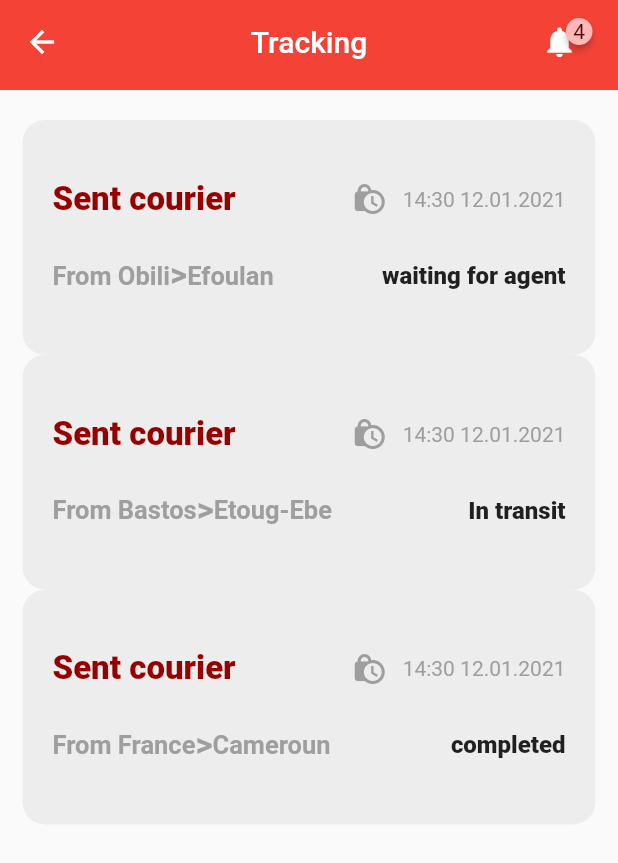
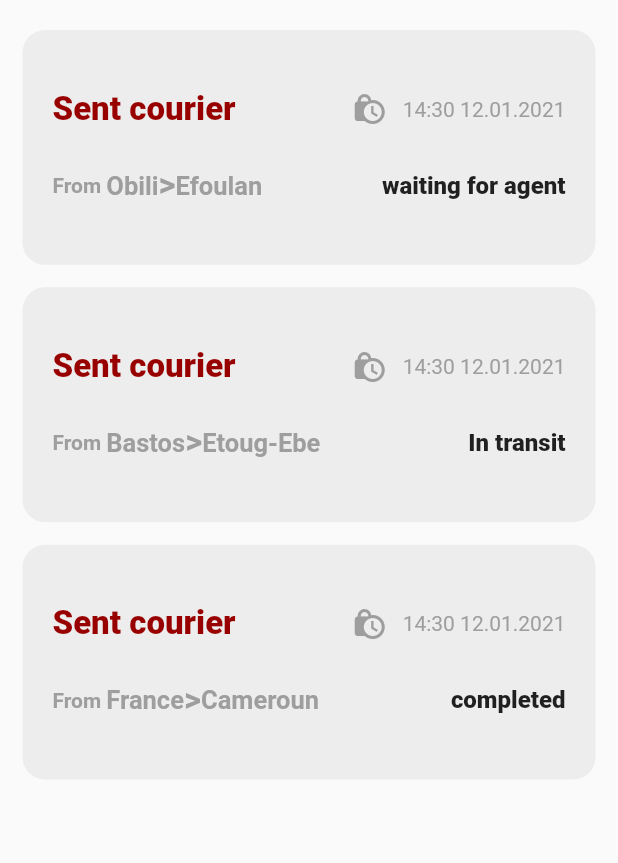
Before and after one commit to ElFabNyl/nextwave, a Flutter app: the Tracking widget shown alone on an empty page, opened directly, on a phone screen of 412 x 824 dp. Shown: the top 863 px of the screen. Run offline on Flutter 3.47's test engine with Material 2 defaults, Android fonts, the phone set to English and light mode, and no system bars; drawn by our look-alikes of badges; our stand-ins replace font_awesome_flutter; missing offline and left inert: rate_my_app.

Commit message:
peer to peer sending

```diff
--- a/lib/components/tracking_card.dart
+++ b/lib/components/tracking_card.dart
@@ -71,7 +71,7 @@ class TrackingCard extends StatelessWidget {
                         style: TextStyle(
                             color: Colors.grey,
                             fontWeight: FontWeight.w700,
-                            fontSize: 17.0),
+                            fontSize: 14.0),
                       ),
                       Text(
                         initialPoint,
--- a/lib/presentation/Screens/send/confirmation.dart
+++ b/lib/presentation/Screens/send/confirmation.dart
@@ -63,7 +63,7 @@ class _ConfirmationState extends State<Confirmation> {
                     showArrowBack: false,
                     showArrowFoward: false,
                     onPressed: () {
-                      Navigator.of(context).pushNamed('/tracking');
+                      Navigator.of(context).pushReplacementNamed('/tracking');
                     })
               ],
             ),
--- a/lib/presentation/Screens/send/home.dart
+++ b/lib/presentation/Screens/send/home.dart
@@ -23,7 +23,7 @@ class _HomeState extends State<Home> {
           const SizedBox(height: 40.0),
           HomeModuleCard(
               action: () {
-                Navigator.of(context).pushNamed('/package_description');
+                Navigator.of(context).pushReplacementNamed('/package_description');
               },
               imagePath: 'assets/images/send.png',
               moduleName: 'Peer to peer Sending',
--- a/lib/presentation/Screens/send/tracking.dart
+++ b/lib/presentation/Screens/send/tracking.dart
@@ -1,5 +1,4 @@
 import 'package:flutter/material.dart';
-import 'package:nextwave/components/app_bar.dart';
 import 'package:nextwave/components/tracking_card.dart';
 
 class Tracking extends StatefulWidget {
@@ -12,20 +11,9 @@ class Tracking extends StatefulWidget {
 class _TrackingState extends State<Tracking> {
   @override
   Widget build(BuildContext context) {
-    return Scaffold(
-      appBar: const AppBarWidget(
-        showArrow: false,
-        showBell: true,
-        showBadge: true,
-        badgeContent: '4',
-        isShoppingBag: false,
-        title: Text('Tracking'),
-      ),
-      body: SafeArea(
-        child: SingleChildScrollView(
+    return SingleChildScrollView(
       child: Padding(
-            padding:
-                const EdgeInsets.symmetric(horizontal: 15.0, vertical: 20.0),
+        padding: const EdgeInsets.symmetric(horizontal: 15.0, vertical: 20.0),
         child: Column(
           children: [
             TrackingCard(
@@ -35,9 +23,10 @@ class _TrackingState extends State<Tracking> {
               finalPoint: 'Efoulan',
               status: 'waiting for agent',
               onTap: () {
-                    Navigator.of(context).pushNamed('/delivery_details');
+                Navigator.of(context).pushReplacementNamed('/delivery_details');
               },
             ),
+            const SizedBox(height: 15),
             TrackingCard(
               title: 'Sent courier',
               time: '14:30 12.01.2021',
@@ -45,9 +34,10 @@ class _TrackingState extends State<Tracking> {
               finalPoint: 'Etoug-Ebe',
               status: 'In transit',
               onTap: () {
-                    Navigator.of(context).pushNamed('/delivery_details');
+                Navigator.of(context).pushReplacementNamed('/delivery_details');
               },
             ),
+            const SizedBox(height: 15),
             TrackingCard(
               title: 'Sent courier',
               time: '14:30 12.01.2021',
@@ -59,8 +49,6 @@ class _TrackingState extends State<Tracking> {
           ],
         ),
       ),
-        ),
-      ),
     );
   }
 }
```
Lines whose indentation alone changed are shown as unchanged.
